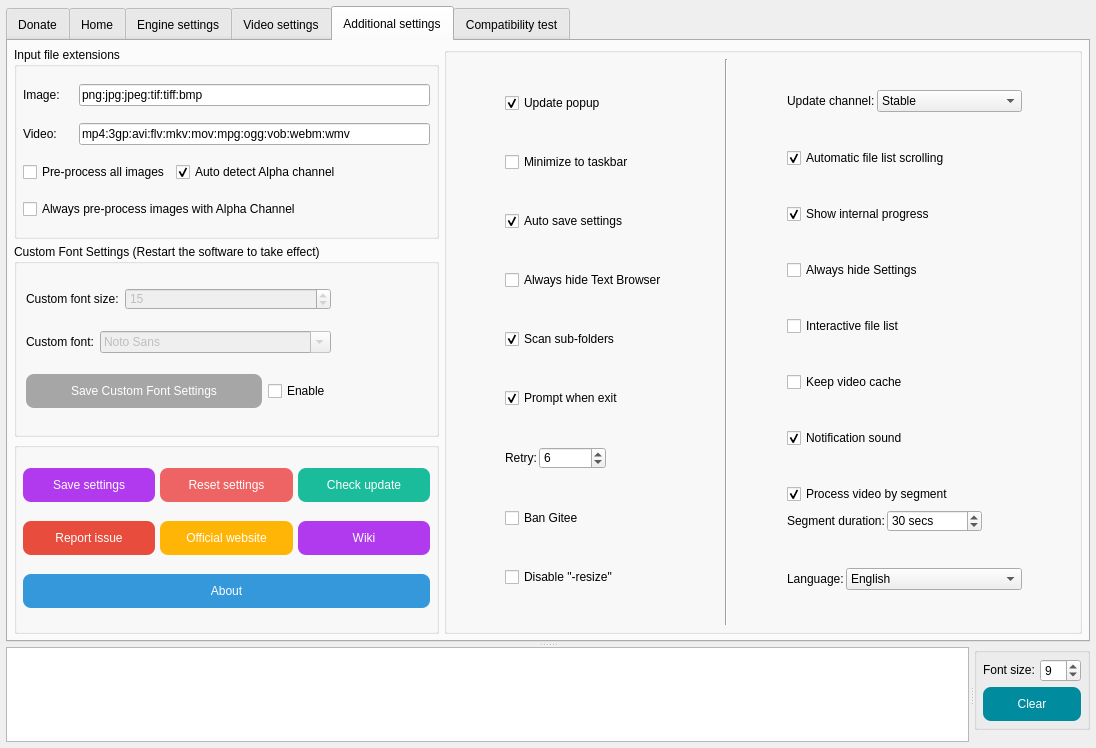
First picture: the form in SRC/Waifu2x-Extension-QT/mainwindow.ui, repository AaronFeng753/Waifu2x-Extension-GUI, before the edit.
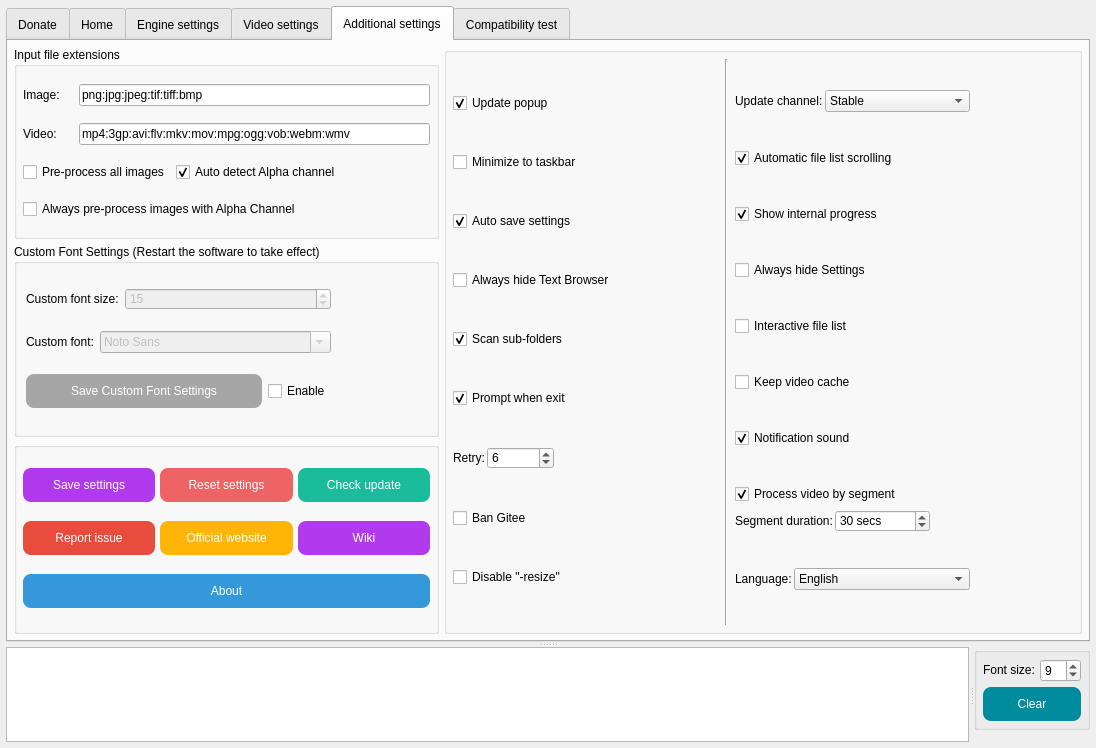
Second picture: the form after the edit. The open tabs and pages were chosen to show the change. Icons and pictures are not drawn.

Diff of the .ui file:
```diff
--- a/SRC/Waifu2x-Extension-QT/mainwindow.ui
+++ b/SRC/Waifu2x-Extension-QT/mainwindow.ui
@@ -9181,7 +9181,7 @@
              <property name="title">
               <string/>
              </property>
-             <layout class="QGridLayout" name="gridLayout_14" columnstretch="0,0,0,0,0,0,0">
+             <layout class="QGridLayout" name="gridLayout_14" columnstretch="0,0,0,0,0">
               <property name="leftMargin">
                <number>6</number>
               </property>
@@ -9197,7 +9197,7 @@
               <property name="spacing">
                <number>7</number>
               </property>
-              <item row="0" column="1">
+              <item row="0" column="0">
                <widget class="QFrame" name="frame_7">
                 <property name="frameShape">
                  <enum>QFrame::NoFrame</enum>
@@ -9411,7 +9411,7 @@
                 </layout>
                </widget>
               </item>
-              <item row="0" column="6">
+              <item row="0" column="4">
                <spacer name="horizontalSpacer_44">
                 <property name="orientation">
                  <enum>Qt::Horizontal</enum>
@@ -9424,27 +9424,14 @@
                 </property>
                </spacer>
               </item>
-              <item row="0" column="0">
-               <spacer name="horizontalSpacer_45">
-                <property name="orientation">
-                 <enum>Qt::Horizontal</enum>
-                </property>
-                <property name="sizeHint" stdset="0">
-                 <size>
-                  <width>40</width>
-                  <height>20</height>
-                 </size>
-                </property>
-               </spacer>
-              </item>
-              <item row="0" column="3">
+              <item row="0" column="2">
                <widget class="Line" name="line_44">
                 <property name="orientation">
                  <enum>Qt::Vertical</enum>
                 </property>
                </widget>
               </item>
-              <item row="0" column="2">
+              <item row="0" column="1">
                <spacer name="horizontalSpacer_9">
                 <property name="orientation">
                  <enum>Qt::Horizontal</enum>
@@ -9457,7 +9444,7 @@
                 </property>
                </spacer>
               </item>
-              <item row="0" column="5">
+              <item row="0" column="3">
                <widget class="QFrame" name="frame_8">
                 <property name="frameShape">
                  <enum>QFrame::NoFrame</enum>
@@ -9875,19 +9862,6 @@
                 </layout>
                </widget>
               </item>
-              <item row="0" column="4">
-               <spacer name="horizontalSpacer_10">
-                <property name="orientation">
-                 <enum>Qt::Horizontal</enum>
-                </property>
-                <property name="sizeHint" stdset="0">
-                 <size>
-                  <width>40</width>
-                  <height>20</height>
-                 </size>
-                </property>
-               </spacer>
-              </item>
              </layout>
             </widget>
            </item>
```
